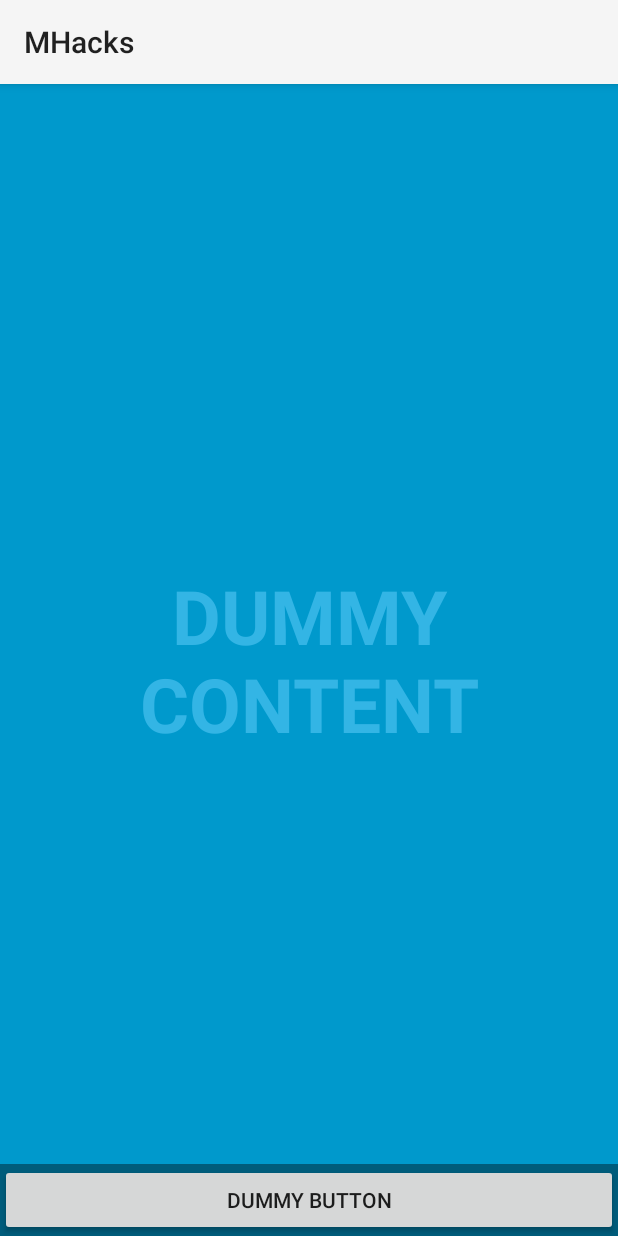
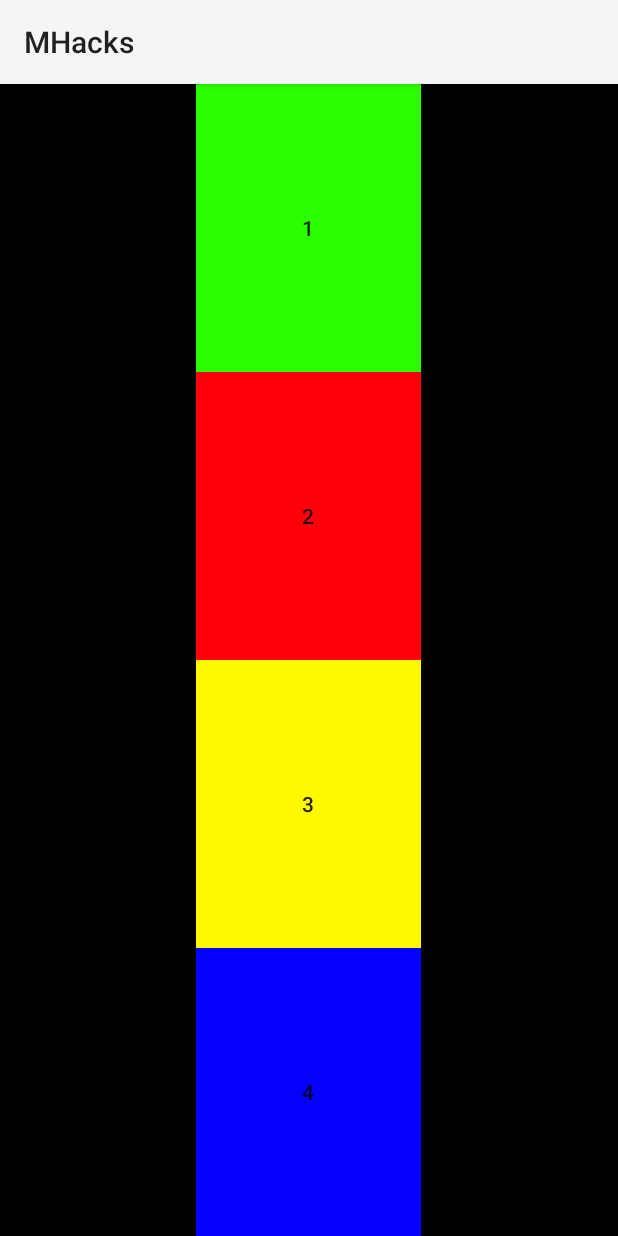
Before and after one commit to ColeHud/MHacks, an Android app: the layout activity_phone.xml on its own in the app's theme, with its tools: preview values and no code run, on a phone screen of 412 x 824 dp. Run offline under Robolectric (Android 15) with nearby library versions, the phone set to English and light mode, and no system bars.

Commit message:
Finished UI 0.1

```diff
--- a/project/mobile/src/main/res/layout/activity_phone.xml
+++ b/project/mobile/src/main/res/layout/activity_phone.xml
@@ -1,32 +1,68 @@
 <FrameLayout xmlns:android="http://schemas.android.com/apk/res/android"
     xmlns:tools="http://schemas.android.com/tools" android:layout_width="match_parent"
-    android:layout_height="match_parent" android:background="#0099cc"
+    android:layout_height="match_parent" android:background="#ff000000"
     tools:context=".PhoneActivity">
 
     <!-- The primary full-screen view. This can be replaced with whatever view
          is needed to present your content, e.g. VideoView, SurfaceView,
          TextureView, etc. -->
-    <TextView android:id="@+id/fullscreen_content" android:layout_width="match_parent"
-        android:layout_height="match_parent" android:keepScreenOn="true" android:textColor="#33b5e5"
-        android:textStyle="bold" android:textSize="50sp" android:gravity="center"
-        android:text="@string/dummy_content" />
 
     <!-- This FrameLayout insets its children based on system windows using
          android:fitsSystemWindows. -->
-    <FrameLayout android:layout_width="match_parent" android:layout_height="match_parent"
-        android:fitsSystemWindows="true">
 
-        <LinearLayout android:id="@+id/fullscreen_content_controls" style="?metaButtonBarStyle"
-            android:layout_width="match_parent" android:layout_height="wrap_content"
-            android:layout_gravity="bottom|center_horizontal"
-            android:background="@color/black_overlay" android:orientation="horizontal"
-            tools:ignore="UselessParent">
+    <LinearLayout
+        android:orientation="vertical"
+        android:layout_width="fill_parent"
+        android:layout_height="fill_parent"
+        android:layout_gravity="left|top"
+        android:weightSum="1">
 
-            <Button android:id="@+id/dummy_button" style="?metaButtonBarButtonStyle"
-                android:layout_width="0dp" android:layout_height="wrap_content"
-                android:layout_weight="1" android:text="@string/dummy_button" />
+        <Button
+            android:layout_width="150dp"
+            android:layout_height="75dp"
+            android:text="1"
+            android:id="@+id/button1"
+            android:layout_gravity="center_horizontal"
+            android:layout_weight="0.25"
+            android:background="#ff2bff00"
+            android:padding="15dp"
+            android:enabled="true"
+            android:clickable="true" />
 
-        </LinearLayout>
-    </FrameLayout>
+        <Button
+            android:layout_width="150dp"
+            android:layout_height="75dp"
+            android:text="2"
+            android:id="@+id/button2"
+            android:layout_gravity="center_horizontal"
+            android:layout_weight="0.25"
+            android:background="#ffff000b"
+            android:padding="15dp"
+            android:clickable="true"
+            android:enabled="true" />
 
+        <Button
+            android:layout_width="150dp"
+            android:layout_height="75dp"
+            android:text="3"
+            android:id="@+id/button3"
+            android:layout_gravity="center_horizontal"
+            android:layout_weight="0.25"
+            android:background="#fffff900"
+            android:padding="15dp"
+            android:clickable="true"
+            android:enabled="true" />
+
+        <Button
+            android:layout_width="150dp"
+            android:layout_height="75dp"
+            android:text="4"
+            android:id="@+id/button4"
+            android:layout_gravity="center_horizontal"
+            android:layout_weight="0.25"
+            android:background="#ff0300ff"
+            android:padding="15dp"
+            android:clickable="true"
+            android:enabled="true" />
+    </LinearLayout>
 </FrameLayout>
```
